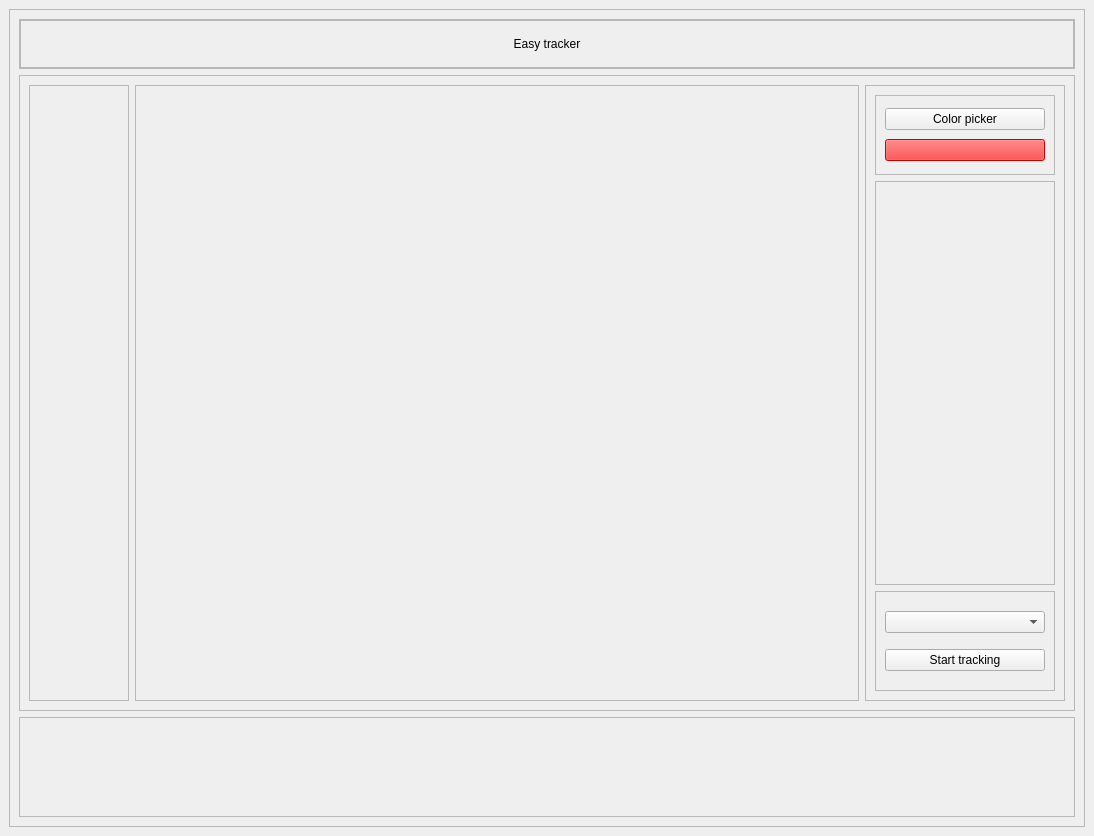
damignom/PythonEasyTracker, file ui/MainWindow.ui: the form before one commit.
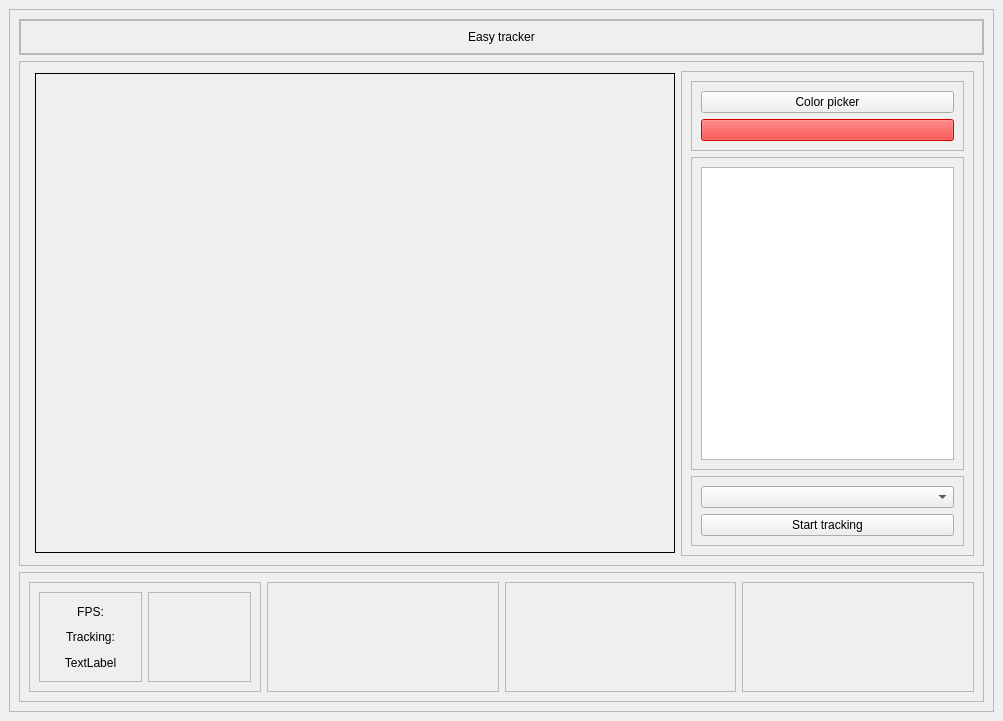
The form after the commit.

Diff of the .ui file:
```diff
--- a/ui/MainWindow.ui
+++ b/ui/MainWindow.ui
@@ -6,8 +6,8 @@
    <rect>
     <x>0</x>
     <y>0</y>
-    <width>1094</width>
-    <height>836</height>
+    <width>1003</width>
+    <height>721</height>
    </rect>
   </property>
   <property name="windowTitle">
@@ -103,11 +103,23 @@
           </item>
           <item>
            <widget class="QFrame" name="centralBodyContainer">
+            <property name="minimumSize">
+             <size>
+              <width>640</width>
+              <height>480</height>
+             </size>
+            </property>
+            <property name="maximumSize">
+             <size>
+              <width>640</width>
+              <height>480</height>
+             </size>
+            </property>
             <property name="frameShape">
-             <enum>QFrame::StyledPanel</enum>
+             <enum>QFrame::Box</enum>
             </property>
             <property name="frameShadow">
-             <enum>QFrame::Raised</enum>
+             <enum>QFrame::Plain</enum>
             </property>
            </widget>
           </item>
@@ -115,7 +127,7 @@
            <widget class="QFrame" name="rightBodyContainer">
             <property name="maximumSize">
              <size>
-              <width>200</width>
+              <width>300</width>
               <height>16777215</height>
              </size>
             </property>
@@ -178,6 +190,11 @@
                <property name="frameShadow">
                 <enum>QFrame::Raised</enum>
                </property>
+               <layout class="QHBoxLayout" name="horizontalLayout_5">
+                <item>
+                 <widget class="QListWidget" name="listWidget"/>
+                </item>
+               </layout>
               </widget>
              </item>
              <item>
@@ -216,10 +233,16 @@
        </item>
        <item>
         <widget class="QFrame" name="footer">
+         <property name="minimumSize">
+          <size>
+           <width>0</width>
+           <height>130</height>
+          </size>
+         </property>
          <property name="maximumSize">
           <size>
            <width>16777215</width>
-           <height>100</height>
+           <height>300</height>
           </size>
          </property>
          <property name="frameShape">
@@ -228,6 +251,146 @@
          <property name="frameShadow">
           <enum>QFrame::Raised</enum>
          </property>
+         <layout class="QHBoxLayout" name="horizontalLayout_6">
+          <item>
+           <widget class="QFrame" name="frame_6">
+            <property name="frameShape">
+             <enum>QFrame::StyledPanel</enum>
+            </property>
+            <property name="frameShadow">
+             <enum>QFrame::Raised</enum>
+            </property>
+            <layout class="QHBoxLayout" name="horizontalLayout_7">
+             <item>
+              <widget class="QFrame" name="frame_12">
+               <property name="sizePolicy">
+                <sizepolicy hsizetype="Preferred" vsizetype="Preferred">
+                 <horstretch>0</horstretch>
+                 <verstretch>0</verstretch>
+                </sizepolicy>
+               </property>
+               <property name="contextMenuPolicy">
+                <enum>Qt::PreventContextMenu</enum>
+               </property>
+               <property name="autoFillBackground">
+                <bool>false</bool>
+               </property>
+               <property name="frameShape">
+                <enum>QFrame::StyledPanel</enum>
+               </property>
+               <property name="frameShadow">
+                <enum>QFrame::Raised</enum>
+               </property>
+               <layout class="QVBoxLayout" name="verticalLayout_5">
+                <item>
+                 <widget class="QLabel" name="label_3">
+                  <property name="text">
+                   <string>FPS:</string>
+                  </property>
+                  <property name="alignment">
+                   <set>Qt::AlignCenter</set>
+                  </property>
+                 </widget>
+                </item>
+                <item>
+                 <widget class="QLabel" name="label_2">
+                  <property name="text">
+                   <string>Tracking:</string>
+                  </property>
+                  <property name="alignment">
+                   <set>Qt::AlignCenter</set>
+                  </property>
+                 </widget>
+                </item>
+                <item>
+                 <widget class="QLabel" name="label_4">
+                  <property name="text">
+                   <string>TextLabel</string>
+                  </property>
+                  <property name="alignment">
+                   <set>Qt::AlignCenter</set>
+                  </property>
+                 </widget>
+                </item>
+               </layout>
+              </widget>
+             </item>
+             <item>
+              <widget class="QFrame" name="frame_13">
+               <property name="frameShape">
+                <enum>QFrame::StyledPanel</enum>
+               </property>
+               <property name="frameShadow">
+                <enum>QFrame::Raised</enum>
+               </property>
+               <layout class="QVBoxLayout" name="verticalLayout_6">
+                <item>
+                 <widget class="QLabel" name="lblFps">
+                  <property name="text">
+                   <string/>
+                  </property>
+                  <property name="alignment">
+                   <set>Qt::AlignCenter</set>
+                  </property>
+                 </widget>
+                </item>
+                <item>
+                 <widget class="QLabel" name="lblTracking">
+                  <property name="text">
+                   <string/>
+                  </property>
+                  <property name="alignment">
+                   <set>Qt::AlignCenter</set>
+                  </property>
+                 </widget>
+                </item>
+                <item>
+                 <widget class="QLabel" name="label_6">
+                  <property name="text">
+                   <string/>
+                  </property>
+                  <property name="alignment">
+                   <set>Qt::AlignCenter</set>
+                  </property>
+                 </widget>
+                </item>
+               </layout>
+              </widget>
+             </item>
+            </layout>
+           </widget>
+          </item>
+          <item>
+           <widget class="QFrame" name="frame_7">
+            <property name="frameShape">
+             <enum>QFrame::StyledPanel</enum>
+            </property>
+            <property name="frameShadow">
+             <enum>QFrame::Raised</enum>
+            </property>
+           </widget>
+          </item>
+          <item>
+           <widget class="QFrame" name="frame_8">
+            <property name="frameShape">
+             <enum>QFrame::StyledPanel</enum>
+            </property>
+            <property name="frameShadow">
+             <enum>QFrame::Raised</enum>
+            </property>
+           </widget>
+          </item>
+          <item>
+           <widget class="QFrame" name="frame_9">
+            <property name="frameShape">
+             <enum>QFrame::StyledPanel</enum>
+            </property>
+            <property name="frameShadow">
+             <enum>QFrame::Raised</enum>
+            </property>
+           </widget>
+          </item>
+         </layout>
         </widget>
        </item>
       </layout>
```
